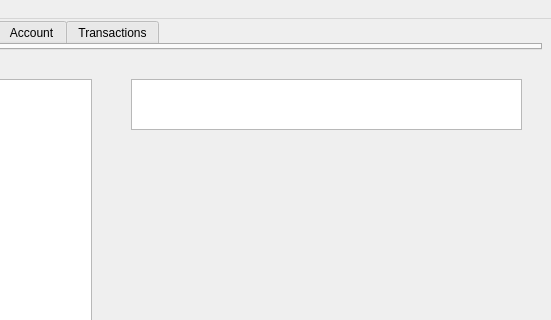
The window that src/qt/plasmacoin-ui/mainwindow.ui (plasmacoin-crypto/Plasmacoin-Blockchain) describes before a commit, drawn with Qt 5; both pictures show x 249 to 800 and y 0 to 320 of the 800 by 600 pixel window.
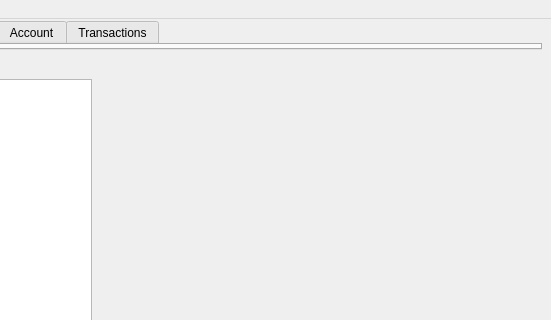
The same window after the commit. Icons and pictures are not drawn.

Commit message: Display the heading manually

Patch:
```diff
--- a/src/qt/plasmacoin-ui/mainwindow.ui
+++ b/src/qt/plasmacoin-ui/mainwindow.ui
@@ -155,16 +155,6 @@
        </rect>
       </property>
      </widget>
-     <widget class="QTextBrowser" name="header">
-      <property name="geometry">
-       <rect>
-        <x>380</x>
-        <y>30</y>
-        <width>391</width>
-        <height>51</height>
-       </rect>
-      </property>
-     </widget>
     </widget>
     <widget class="QWidget" name="addressBook">
      <widget class="QDialogButtonBox" name="buttonBox">
```
The commit also changes 2 other files.
